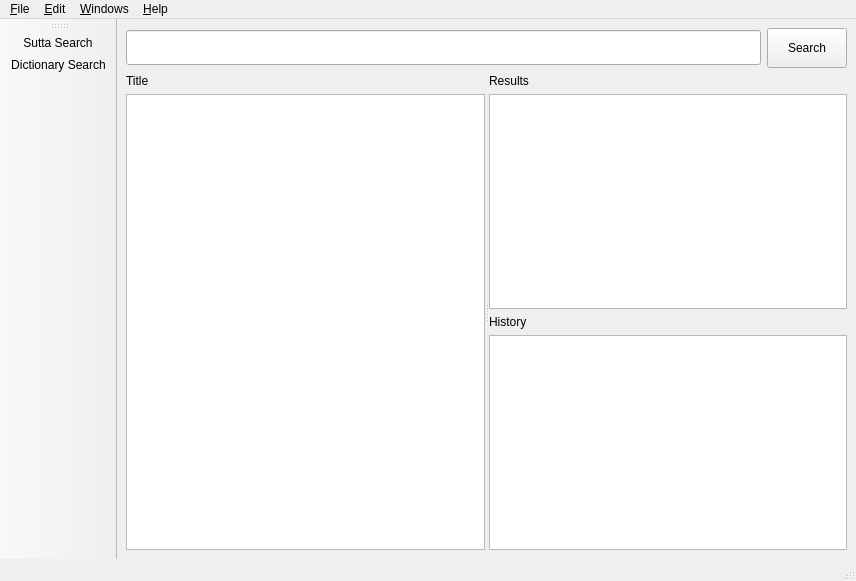
First picture: the form in simsapa/assets/ui/sutta_search_window.ui, repository simsapa/simsapa, before the edit.
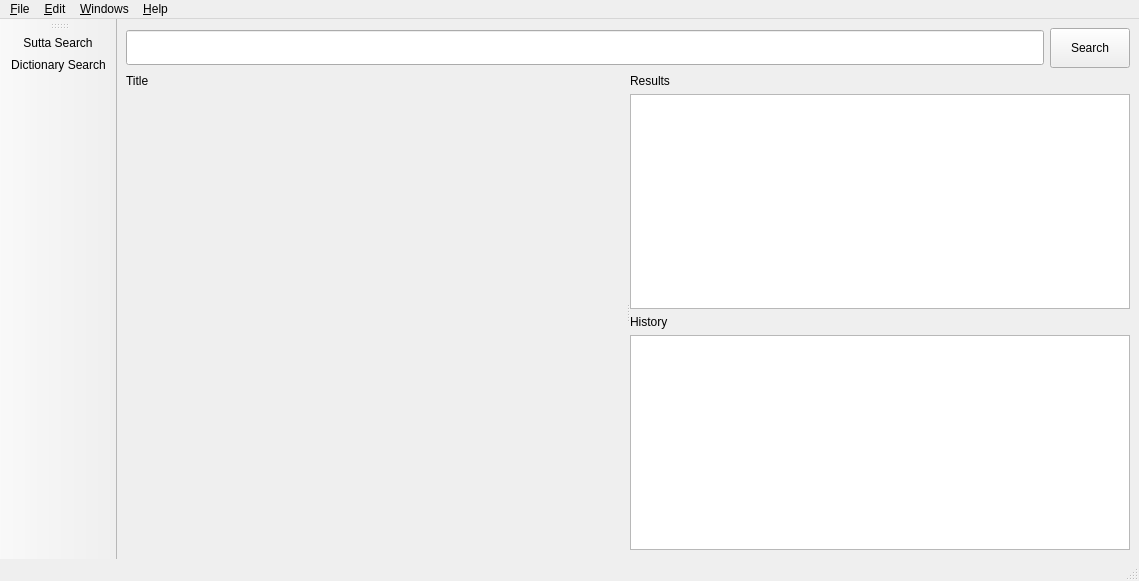
Second picture: the form after the edit. Icons and pictures are not drawn.

Commit message: show sutta text in browser

What changed in the file:
```diff
--- a/simsapa/assets/ui/sutta_search_window.ui
+++ b/simsapa/assets/ui/sutta_search_window.ui
@@ -65,20 +65,38 @@
          <layout class="QVBoxLayout" name="content_layout">
           <item>
            <widget class="QLabel" name="content_title">
+            <property name="sizePolicy">
+             <sizepolicy hsizetype="Expanding" vsizetype="Preferred">
+              <horstretch>0</horstretch>
+              <verstretch>0</verstretch>
+             </sizepolicy>
+            </property>
+            <property name="minimumSize">
+             <size>
+              <width>500</width>
+              <height>0</height>
+             </size>
+            </property>
             <property name="text">
              <string>Title</string>
             </property>
+            <property name="alignment">
+             <set>Qt::AlignLeading|Qt::AlignLeft|Qt::AlignTop</set>
+            </property>
            </widget>
           </item>
-          <item>
-           <widget class="QTextBrowser" name="content_html"/>
-          </item>
          </layout>
         </widget>
         <widget class="QWidget" name="verticalLayoutWidget_3">
          <layout class="QVBoxLayout" name="results_layout">
           <item>
            <widget class="QLabel" name="label_2">
+            <property name="minimumSize">
+             <size>
+              <width>500</width>
+              <height>0</height>
+             </size>
+            </property>
             <property name="text">
              <string>Results</string>
             </property>
```
The commit also changes 2 other files.
